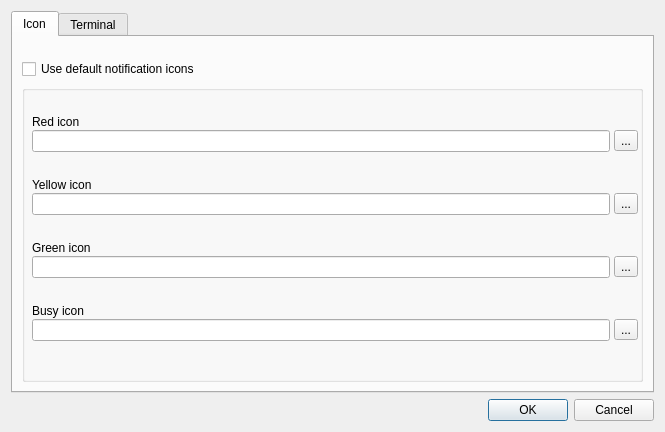
This is ui/optionsdialog.ui in aarnt/octopi as Qt 5 draws it before an edit. The edited form follows.
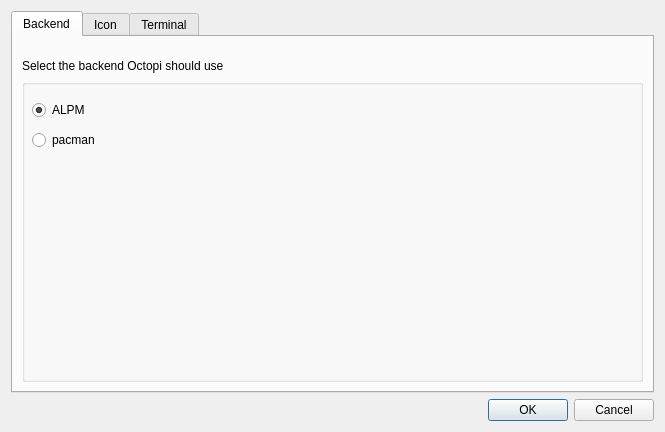
This is the edited form.

The edit to the form file:
```diff
--- a/ui/optionsdialog.ui
+++ b/ui/optionsdialog.ui
@@ -33,6 +33,90 @@
        <property name="currentIndex">
         <number>0</number>
        </property>
+       <widget class="QWidget" name="tabBackend">
+        <attribute name="title">
+         <string>Backend</string>
+        </attribute>
+        <layout class="QGridLayout" name="gridLayout_5">
+         <item row="0" column="0">
+          <spacer name="verticalSpacer_2">
+           <property name="orientation">
+            <enum>Qt::Vertical</enum>
+           </property>
+           <property name="sizeType">
+            <enum>QSizePolicy::Fixed</enum>
+           </property>
+           <property name="sizeHint" stdset="0">
+            <size>
+             <width>20</width>
+             <height>13</height>
+            </size>
+           </property>
+          </spacer>
+         </item>
+         <item row="2" column="0">
+          <widget class="QGroupBox" name="gbBackend">
+           <property name="title">
+            <string/>
+           </property>
+           <property name="alignment">
+            <set>Qt::AlignLeading|Qt::AlignLeft|Qt::AlignVCenter</set>
+           </property>
+           <property name="flat">
+            <bool>true</bool>
+           </property>
+           <property name="checkable">
+            <bool>false</bool>
+           </property>
+           <widget class="QRadioButton" name="rbAlpm">
+            <property name="geometry">
+             <rect>
+              <x>10</x>
+              <y>20</y>
+              <width>105</width>
+              <height>22</height>
+             </rect>
+            </property>
+            <property name="text">
+             <string>ALPM</string>
+            </property>
+            <property name="checked">
+             <bool>true</bool>
+            </property>
+           </widget>
+           <widget class="QRadioButton" name="rbPacman">
+            <property name="geometry">
+             <rect>
+              <x>10</x>
+              <y>50</y>
+              <width>105</width>
+              <height>22</height>
+             </rect>
+            </property>
+            <property name="text">
+             <string>pacman</string>
+            </property>
+           </widget>
+          </widget>
+         </item>
+         <item row="1" column="0">
+          <widget class="QLabel" name="lblSelBackend">
+           <property name="sizePolicy">
+            <sizepolicy hsizetype="Preferred" vsizetype="Fixed">
+             <horstretch>0</horstretch>
+             <verstretch>0</verstretch>
+            </sizepolicy>
+           </property>
+           <property name="midLineWidth">
+            <number>6</number>
+           </property>
+           <property name="text">
+            <string>Select the backend Octopi should use</string>
+           </property>
+          </widget>
+         </item>
+        </layout>
+       </widget>
        <widget class="QWidget" name="tabIcon">
         <attribute name="title">
          <string>Icon</string>
@@ -63,7 +147,7 @@
             <string/>
            </property>
            <property name="flat">
-            <bool>false</bool>
+            <bool>true</bool>
            </property>
            <widget class="QWidget" name="layoutWidget">
             <property name="geometry">
```
Left out of the diff: 1 changed line with no effect on the pictures.
